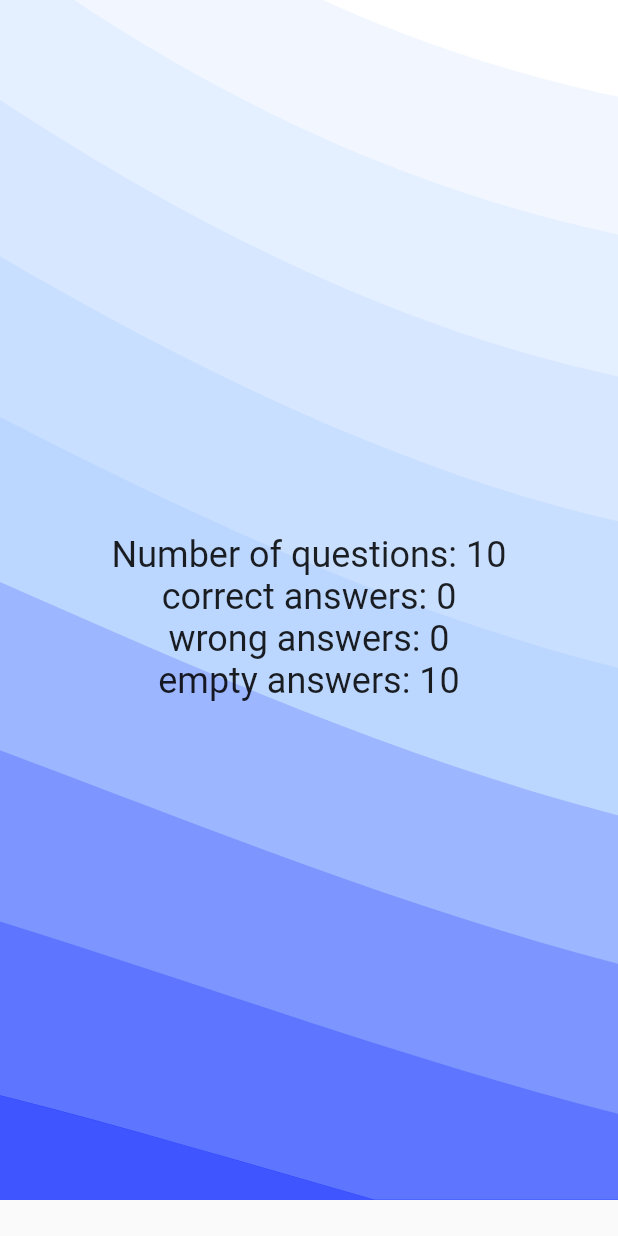
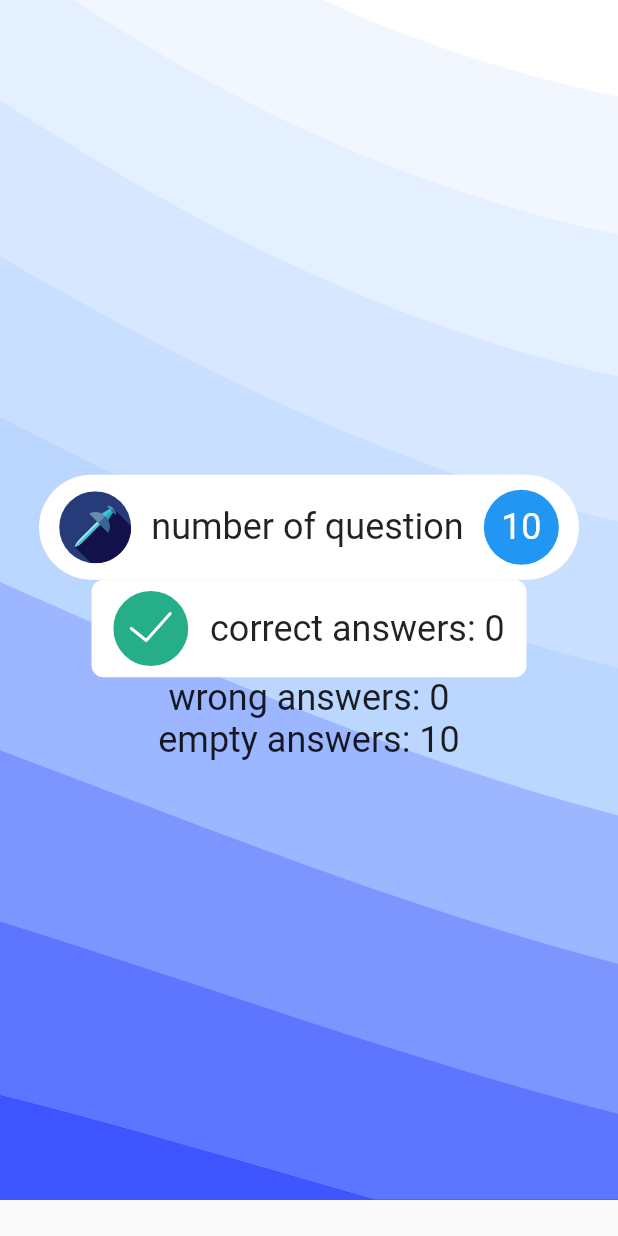
Before and after one commit to yasinkrcn/flutter_firebase_quiz_app, a Flutter app: the ScorePage screen opened by its route, on a phone screen of 412 x 824 dp. Run offline on Flutter 3.47's test engine with Material 2 defaults, Android fonts, the phone set to English and light mode, and no system bars; our stand-ins replace cloud_firestore, dartz, equatable, firebase_auth, firebase_core, firebase_storage and 5 more; accounts and stored records are empty.

Commit message:
score page created

```diff
--- a/lib/features/quiz/view/pages/score_page.dart
+++ b/lib/features/quiz/view/pages/score_page.dart
@@ -18,21 +18,61 @@ class ScorePage extends StatelessWidget {
         child: Stack(
           children: [
             SvgPicture.asset(AssetsPath().backgroundSVG, fit: BoxFit.cover),
-            Consumer<QuestionController>(builder: (context, provider, child) {
-
+            Consumer<QuestionController>(
+              builder: (context, provider, child) {
                 return Column(
                   mainAxisAlignment: MainAxisAlignment.center,
                   children: [
                     Align(
                       alignment: Alignment.center,
+                      child: Container(
+                      alignment: Alignment.center,
+                      height: 70,
+                      width: 360,
+                      decoration: BoxDecoration(
+                          color: Colors.white,
+                          borderRadius: BorderRadius.circular(50)),
+                      child: Row(
+                        mainAxisAlignment: MainAxisAlignment.spaceEvenly,
+                        children: [
+
+
+
+                          SvgPicture.asset(AssetsPath().generalSVG, height: 48),
+                               Text('number of question' ,style: TextStyle(fontSize: 24),),
+                          Container(
+                            alignment: Alignment.center,
+                            height: 50,
+                            width: 50,
+                            decoration: BoxDecoration( color: Colors.blue,
+                          borderRadius: BorderRadius.circular(50)),
                             child: Text(
-                      'Number of questions: ${provider.questionLimit}',
-                      style: TextStyle(fontSize: 24),
+                              '${provider.questionLimit}',
+                              style: TextStyle(fontSize: 24, color: Colors.white),
                             ),
                           ),
+                        ],
+                      ),
+                    ),
+                    ),
+                    Container(
+                      alignment: Alignment.center,
+                      height: 65,
+                      width: 290,
+                      decoration: BoxDecoration(
+                          color: Colors.white,
+                          borderRadius: BorderRadius.circular(8)),
+                      child: Row(
+                        mainAxisAlignment: MainAxisAlignment.spaceEvenly,
+                        children: [
+
+                          SvgPicture.asset(AssetsPath().successSVG),
                           Text(
                             'correct answers: ${provider.trueAnswers ~/ 7}',
                             style: TextStyle(fontSize: 24),
+                          ),
+                        ],
+                      ),
                     ),
                     Text(
                       'wrong answers: ${provider.wrongAnswers ~/ 7}',
@@ -60,9 +100,7 @@ class ScorePage extends StatelessWidget {
                     // ),
                   ],
                 );
-
               },
-
             )
           ],
         ),
```
Lines whose indentation alone changed are shown as unchanged.
